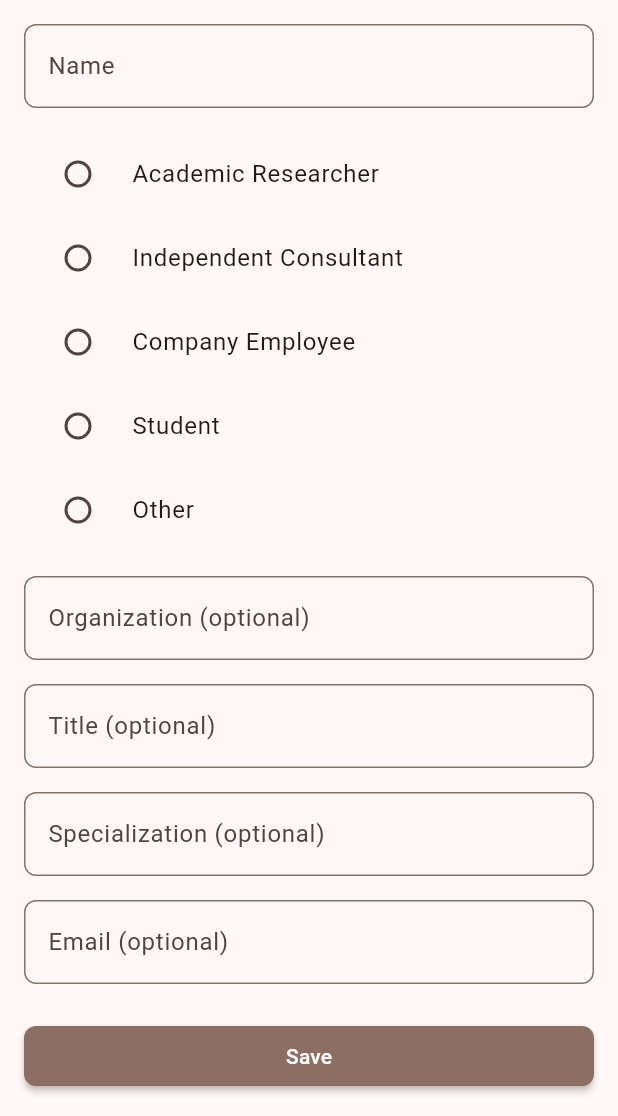
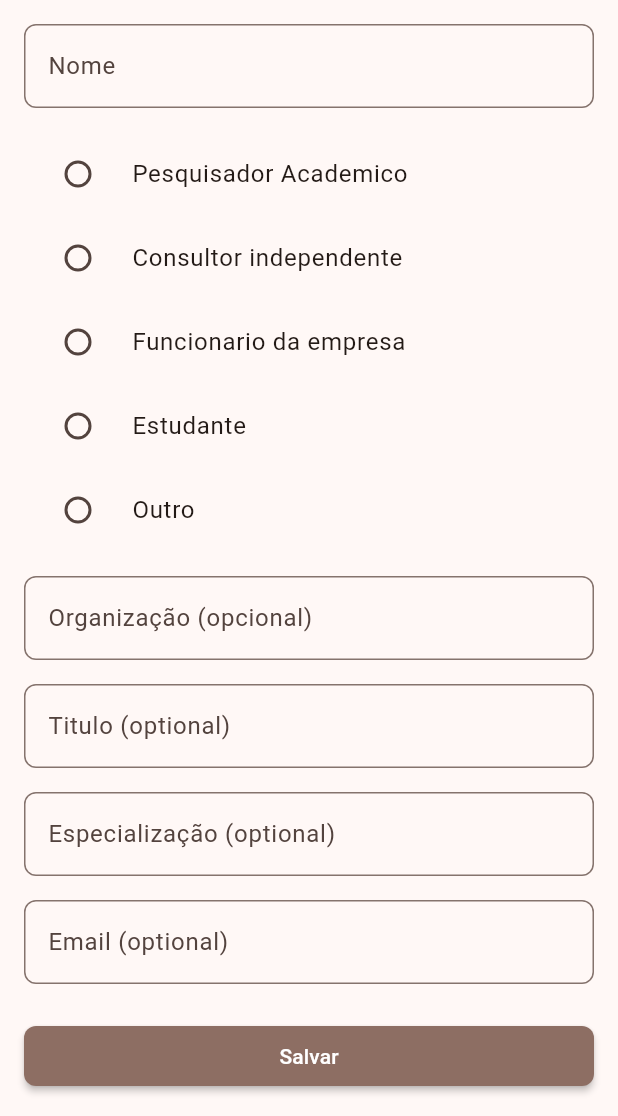
Before and after one commit to kadarsa12/BioCollect, a Flutter app: the ProfileSetupScreen screen opened directly, scrolled down 72 dp, on a phone screen of 412 x 824 dp, the part 120-1236 px from its top. Run offline on Flutter 3.47's test engine with Material 3 defaults, Android fonts, the phone set to English and light mode, and no system bars; our stand-ins replace animated_notch_bottom_bar, fl_chart, flutter_map, geolocator, image_picker, latlong2 and 3 more; missing offline and left inert: syncfusion_flutter_xlsio; accounts and stored records are empty.

Commit message:
att 14/07

```diff
--- a/lib/models/enums.dart
+++ b/lib/models/enums.dart
@@ -48,11 +48,11 @@ enum StatusProjeto {
 }
 
 enum UserType {
-  academicResearcher('Academic Researcher', 'Institution'),
-  independentConsultant('Independent Consultant', 'Company'),
-  companyEmployee('Company Employee', 'Company'),
-  student('Student', 'University'),
-  other('Other', 'Organization');
+  academicResearcher('Pesquisador Academico', 'Instituição'),
+  independentConsultant('Consultor independente', 'Empresa'),
+  companyEmployee('Funcionario da empresa', 'Empresa'),
+  student('Estudante', 'Universidade'),
+  other('Outro', 'Organização');
 
   const UserType(this.displayName, this.orgLabel);
   final String displayName;
--- a/lib/screens/profile_screen.dart
+++ b/lib/screens/profile_screen.dart
@@ -50,14 +50,14 @@ class _ProfileScreenState extends State<ProfileScreen> {
   String get _orgLabel {
     switch (_type) {
       case UserType.academicResearcher:
-        return 'Institution (optional)';
+        return 'Instituição (opcional)';
       case UserType.independentConsultant:
       case UserType.companyEmployee:
-        return 'Company (optional)';
+        return 'Empresa (opcional)';
       case UserType.student:
-        return 'University (optional)';
+        return 'Universidade (opcional)';
       default:
-        return 'Organization (optional)';
+        return 'Organização (opcional)';
     }
   }
 
@@ -136,23 +136,23 @@ class _ProfileScreenState extends State<ProfileScreen> {
               const SizedBox(height: 16),
               TextFormField(
                 controller: _titleController,
-                decoration: const InputDecoration(labelText: 'Title (optional)'),
+                decoration: const InputDecoration(labelText: 'Titulo (opcional)'),
               ),
               const SizedBox(height: 16),
               TextFormField(
                 controller: _specializationController,
                 decoration:
-                    const InputDecoration(labelText: 'Specialization (optional)'),
+                    const InputDecoration(labelText: 'Especialização (opcional)'),
               ),
               const SizedBox(height: 16),
               TextFormField(
                 controller: _emailController,
-                decoration: const InputDecoration(labelText: 'Email (optional)'),
+                decoration: const InputDecoration(labelText: 'Email (opcional)'),
               ),
               const SizedBox(height: 24),
               ElevatedButton(
                 onPressed: _saveProfile,
-                child: const Text('Save'),
+                child: const Text('Salvar'),
               ),
             ],
           ),
--- a/lib/screens/profile_setup_screen.dart
+++ b/lib/screens/profile_setup_screen.dart
@@ -52,14 +52,14 @@ class _ProfileSetupScreenState extends State<ProfileSetupScreen> {
   String get _orgLabel {
     switch (_type) {
       case UserType.academicResearcher:
-        return 'Institution (optional)';
+        return 'Instituição (opcional)';
       case UserType.independentConsultant:
       case UserType.companyEmployee:
-        return 'Company (optional)';
+        return 'Empresa (opcional)';
       case UserType.student:
-        return 'University (optional)';
+        return 'Universidade (opcional)';
       default:
-        return 'Organization (optional)';
+        return 'Organização (opcional)';
     }
   }
 
@@ -131,7 +131,7 @@ class _ProfileSetupScreenState extends State<ProfileSetupScreen> {
               const SizedBox(height: 16),
               TextFormField(
                 controller: _nameController,
-                decoration: const InputDecoration(labelText: 'Name'),
+                decoration: const InputDecoration(labelText: 'Nome'),
                 validator: (v) => v == null || v.isEmpty ? 'Required' : null,
               ),
               const SizedBox(height: 16),
@@ -144,13 +144,13 @@ class _ProfileSetupScreenState extends State<ProfileSetupScreen> {
               const SizedBox(height: 16),
               TextFormField(
                 controller: _titleController,
-                decoration: const InputDecoration(labelText: 'Title (optional)'),
+                decoration: const InputDecoration(labelText: 'Titulo (optional)'),
               ),
               const SizedBox(height: 16),
               TextFormField(
                 controller: _specializationController,
                 decoration:
-                    const InputDecoration(labelText: 'Specialization (optional)'),
+                    const InputDecoration(labelText: 'Especialização (optional)'),
               ),
               const SizedBox(height: 16),
               TextFormField(
@@ -160,7 +160,7 @@ class _ProfileSetupScreenState extends State<ProfileSetupScreen> {
               const SizedBox(height: 24),
               ElevatedButton(
                 onPressed: _saveProfile,
-                child: const Text('Save'),
+                child: const Text('Salvar'),
               ),
             ],
           ),
```
